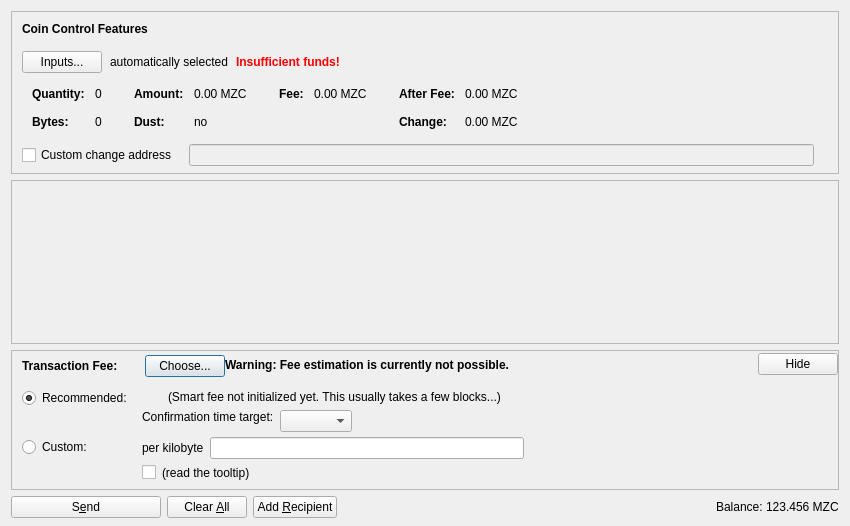
balabhaskar27/maza, file src/qt/forms/sendcoinsdialog.ui: the form before one commit.
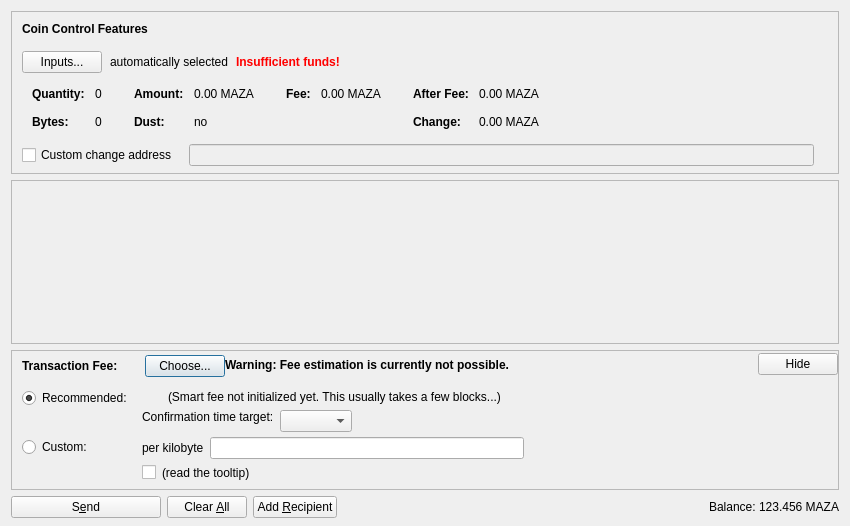
The form after the commit. Icons and pictures are not drawn. Custom widgets are drawn as their Qt base class.

Commit message: Update icons and rename Mazacoin to MAZA

The edit to the form file:
```diff
--- a/src/qt/forms/sendcoinsdialog.ui
+++ b/src/qt/forms/sendcoinsdialog.ui
@@ -324,7 +324,7 @@
                   <enum>Qt::ActionsContextMenu</enum>
                  </property>
                  <property name="text">
-                  <string notr="true">0.00 MZC</string>
+                  <string notr="true">0.00 MAZA</string>
                  </property>
                  <property name="textInteractionFlags">
                   <set>Qt::LinksAccessibleByMouse|Qt::TextSelectableByKeyboard|Qt::TextSelectableByMouse</set>
@@ -404,7 +404,7 @@
                   <enum>Qt::ActionsContextMenu</enum>
                  </property>
                  <property name="text">
-                  <string notr="true">0.00 MZC</string>
+                  <string notr="true">0.00 MAZA</string>
                  </property>
                  <property name="textInteractionFlags">
                   <set>Qt::LinksAccessibleByMouse|Qt::TextSelectableByKeyboard|Qt::TextSelectableByMouse</set>
@@ -455,7 +455,7 @@
                   <enum>Qt::ActionsContextMenu</enum>
                  </property>
                  <property name="text">
-                  <string notr="true">0.00 MZC</string>
+                  <string notr="true">0.00 MAZA</string>
                  </property>
                  <property name="textInteractionFlags">
                   <set>Qt::LinksAccessibleByMouse|Qt::TextSelectableByKeyboard|Qt::TextSelectableByMouse</set>
@@ -484,7 +484,7 @@
                   <enum>Qt::ActionsContextMenu</enum>
                  </property>
                  <property name="text">
-                  <string notr="true">0.00 MZC</string>
+                  <string notr="true">0.00 MAZA</string>
                  </property>
                  <property name="textInteractionFlags">
                   <set>Qt::LinksAccessibleByMouse|Qt::TextSelectableByKeyboard|Qt::TextSelectableByMouse</set>
@@ -1237,7 +1237,7 @@
           <cursorShape>IBeamCursor</cursorShape>
          </property>
          <property name="text">
-          <string notr="true">123.456 MZC</string>
+          <string notr="true">123.456 MAZA</string>
          </property>
          <property name="textInteractionFlags">
           <set>Qt::LinksAccessibleByMouse|Qt::TextSelectableByKeyboard|Qt::TextSelectableByMouse</set>
```
The commit also changes 78 other files.
